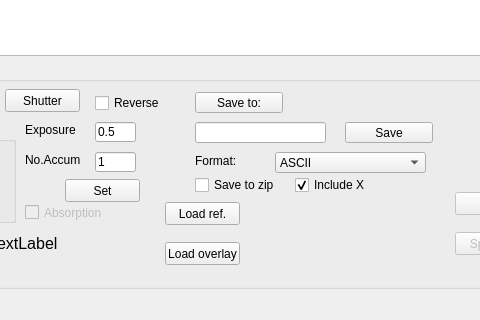
The window that laborIott/instruments/Andor/VInst/Andor.ui (Kassikakk/laborIott) describes before a commit, drawn with Qt 5; both pictures show x 114 to 594 and y 245 to 565 of the 704 by 565 pixel window.
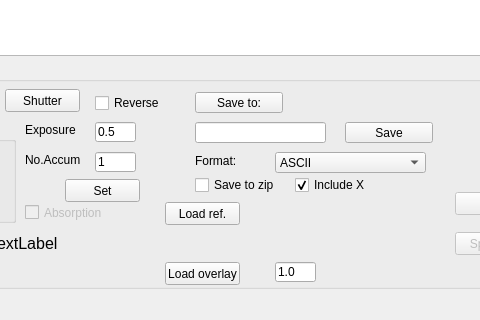
The same window after the commit. Icons and pictures are not drawn. Custom widgets are drawn as their Qt base class.

Commit message: Overlay scaling

What changed in the file:
```diff
--- a/laborIott/instruments/Andor/VInst/Andor.ui
+++ b/laborIott/instruments/Andor/VInst/Andor.ui
@@ -528,7 +528,7 @@
          <property name="geometry">
           <rect>
            <x>270</x>
-           <y>180</y>
+           <y>200</y>
            <width>75</width>
            <height>23</height>
           </rect>
@@ -540,6 +540,19 @@
           <bool>false</bool>
          </property>
         </widget>
+        <widget class="QLineEdit" name="ovlScaleEdit">
+         <property name="geometry">
+          <rect>
+           <x>380</x>
+           <y>200</y>
+           <width>41</width>
+           <height>20</height>
+          </rect>
+         </property>
+         <property name="text">
+          <string>1.0</string>
+         </property>
+        </widget>
        </widget>
       </item>
      </layout>
```
Left out of the diff: 2 changed lines with no effect on the pictures. The commit also changes 1 other file.
